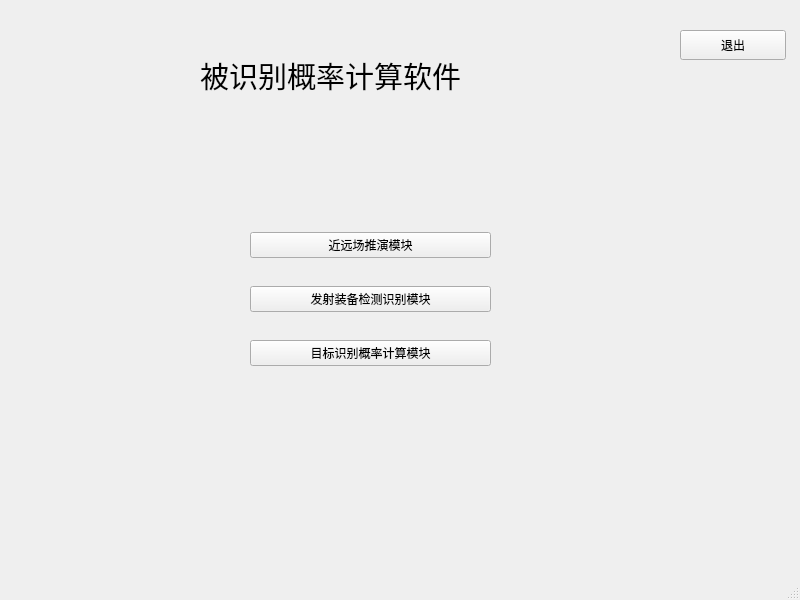
Qt form v1/mainwin.ui (chongkuiqi/FTRP_app) before a commit.
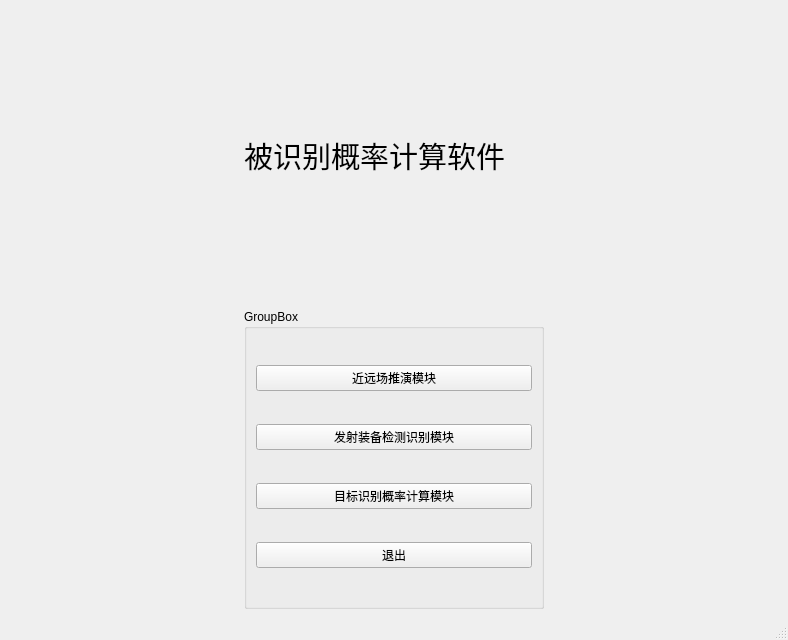
The same form after that commit.

Patch:
```diff
--- a/v1/mainwin.ui
+++ b/v1/mainwin.ui
@@ -6,48 +6,38 @@
    <rect>
     <x>0</x>
     <y>0</y>
-    <width>800</width>
-    <height>600</height>
+    <width>788</width>
+    <height>640</height>
    </rect>
   </property>
   <property name="windowTitle">
    <string>MainWin</string>
   </property>
   <widget class="QWidget" name="centralwidget">
+   <layout class="QGridLayout" name="gridLayout">
+    <item row="0" column="0">
    <widget class="QLabel" name="label">
-    <property name="geometry">
-     <rect>
-      <x>200</x>
-      <y>50</y>
-      <width>351</width>
-      <height>51</height>
-     </rect>
-    </property>
     <property name="text">
      <string>&lt;html&gt;&lt;head/&gt;&lt;body&gt;&lt;p&gt;&lt;span style=&quot; font-size:22pt;&quot;&gt;被识别概率计算软件&lt;/span&gt;&lt;/p&gt;&lt;/body&gt;&lt;/html&gt;</string>
     </property>
    </widget>
-   <widget class="QPushButton" name="bu_exit">
-    <property name="geometry">
-     <rect>
-      <x>680</x>
-      <y>30</y>
-      <width>106</width>
-      <height>30</height>
-     </rect>
-    </property>
-    <property name="text">
-     <string>退出</string>
-    </property>
-   </widget>
-   <widget class="QWidget" name="">
-    <property name="geometry">
-     <rect>
-      <x>250</x>
-      <y>210</y>
-      <width>241</width>
-      <height>181</height>
-     </rect>
+    </item>
+    <item row="1" column="0">
+     <widget class="QGroupBox" name="groupBox">
+      <property name="minimumSize">
+       <size>
+        <width>300</width>
+        <height>300</height>
+       </size>
+      </property>
+      <property name="maximumSize">
+       <size>
+        <width>300</width>
+        <height>300</height>
+       </size>
+      </property>
+      <property name="title">
+       <string>GroupBox</string>
     </property>
     <layout class="QVBoxLayout" name="verticalLayout">
      <item>
@@ -71,8 +61,17 @@
        </property>
       </widget>
      </item>
-    </layout>
-   </widget>
+       <item>
+        <widget class="QPushButton" name="bu_exit">
+         <property name="text">
+          <string>退出</string>
+         </property>
+        </widget>
+       </item>
+      </layout>
+     </widget>
+    </item>
+   </layout>
   </widget>
   <widget class="QMenuBar" name="menubar">
    <property name="geometry">
```
Left out of the diff: 2 changed lines with no effect on the pictures. Lines whose indentation alone changed are shown as unchanged.
